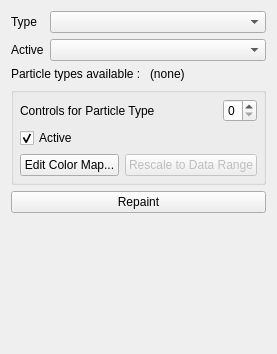
biddisco/pv-astro, file pqMIPDisplayPanelDecorator.ui: the form before one commit.
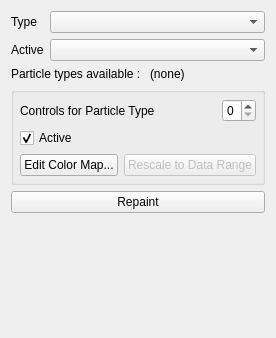
The form after the commit.

The edit to the form file:
```diff
--- a/pqMIPDisplayPanelDecorator.ui
+++ b/pqMIPDisplayPanelDecorator.ui
@@ -6,8 +6,8 @@
    <rect>
     <x>0</x>
     <y>0</y>
-    <width>277</width>
-    <height>354</height>
+    <width>268</width>
+    <height>338</height>
    </rect>
   </property>
   <property name="windowTitle">
```
